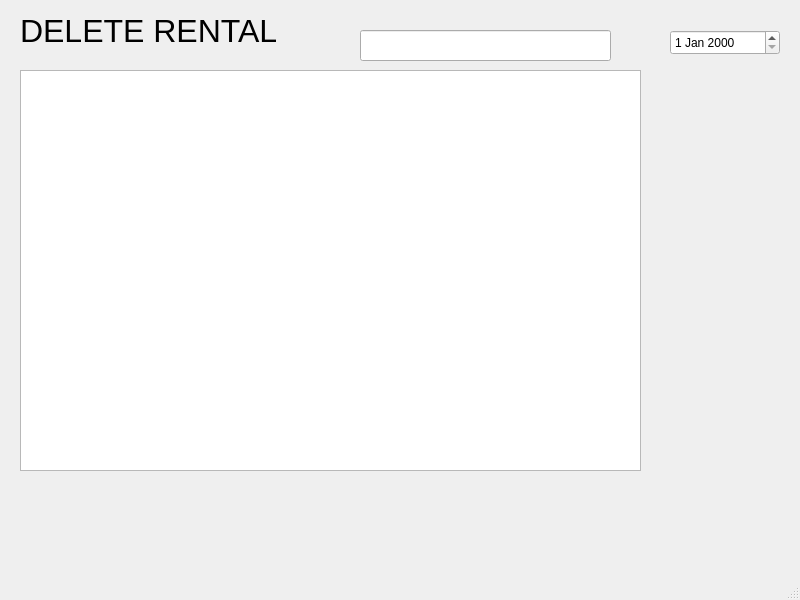
Before: the Qt Designer form deleterental.ui in sluchson/Projekt-Studia-HotelSystem, drawn with Qt 5.
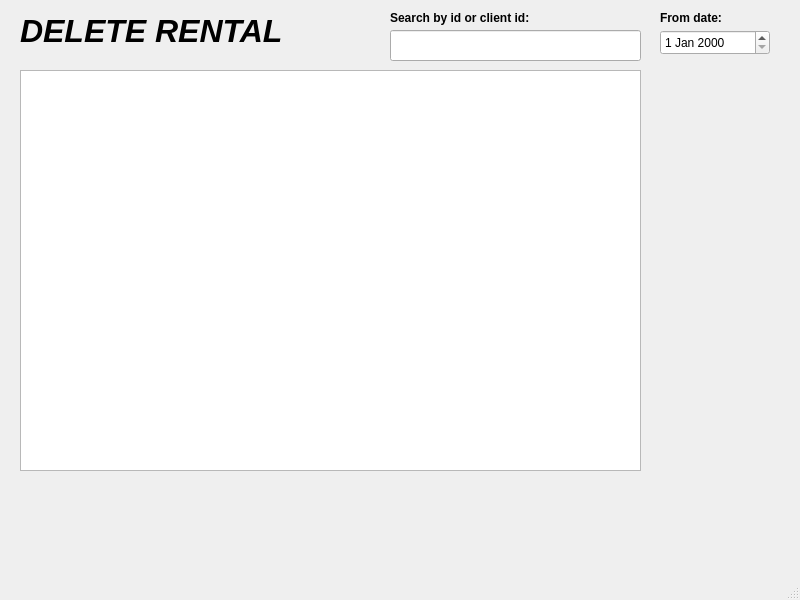
After: the same form once the commit is applied.

```diff
--- a/deleterental.ui
+++ b/deleterental.ui
@@ -29,13 +29,15 @@
      <rect>
       <x>20</x>
       <y>10</y>
-      <width>271</width>
+      <width>311</width>
       <height>41</height>
      </rect>
     </property>
     <property name="font">
      <font>
       <pointsize>24</pointsize>
+      <italic>true</italic>
+      <bold>true</bold>
      </font>
     </property>
     <property name="text">
@@ -45,7 +47,7 @@
    <widget class="QLineEdit" name="lineEdit_searchRental">
     <property name="geometry">
      <rect>
-      <x>360</x>
+      <x>390</x>
       <y>30</y>
       <width>251</width>
       <height>31</height>
@@ -55,13 +57,49 @@
    <widget class="QDateEdit" name="dateEdit_from">
     <property name="geometry">
      <rect>
-      <x>670</x>
+      <x>660</x>
       <y>30</y>
       <width>110</width>
       <height>25</height>
      </rect>
     </property>
    </widget>
+   <widget class="QLabel" name="label_4">
+    <property name="geometry">
+     <rect>
+      <x>390</x>
+      <y>10</y>
+      <width>181</width>
+      <height>16</height>
+     </rect>
+    </property>
+    <property name="font">
+     <font>
+      <bold>true</bold>
+     </font>
+    </property>
+    <property name="text">
+     <string>Search by id or client id:</string>
+    </property>
+   </widget>
+   <widget class="QLabel" name="label_3">
+    <property name="geometry">
+     <rect>
+      <x>660</x>
+      <y>10</y>
+      <width>81</width>
+      <height>16</height>
+     </rect>
+    </property>
+    <property name="font">
+     <font>
+      <bold>true</bold>
+     </font>
+    </property>
+    <property name="text">
+     <string>From date:</string>
+    </property>
+   </widget>
   </widget>
   <widget class="QMenuBar" name="menubar">
    <property name="geometry">
```
Left out of the diff: 2 changed lines with no effect on the pictures.
